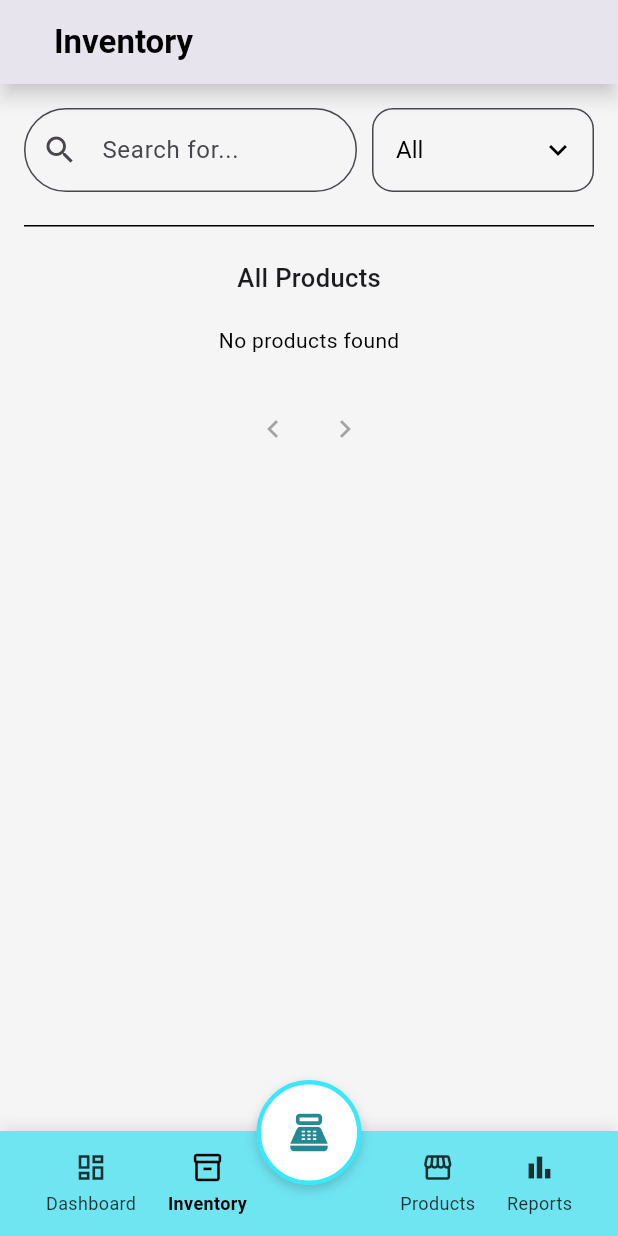
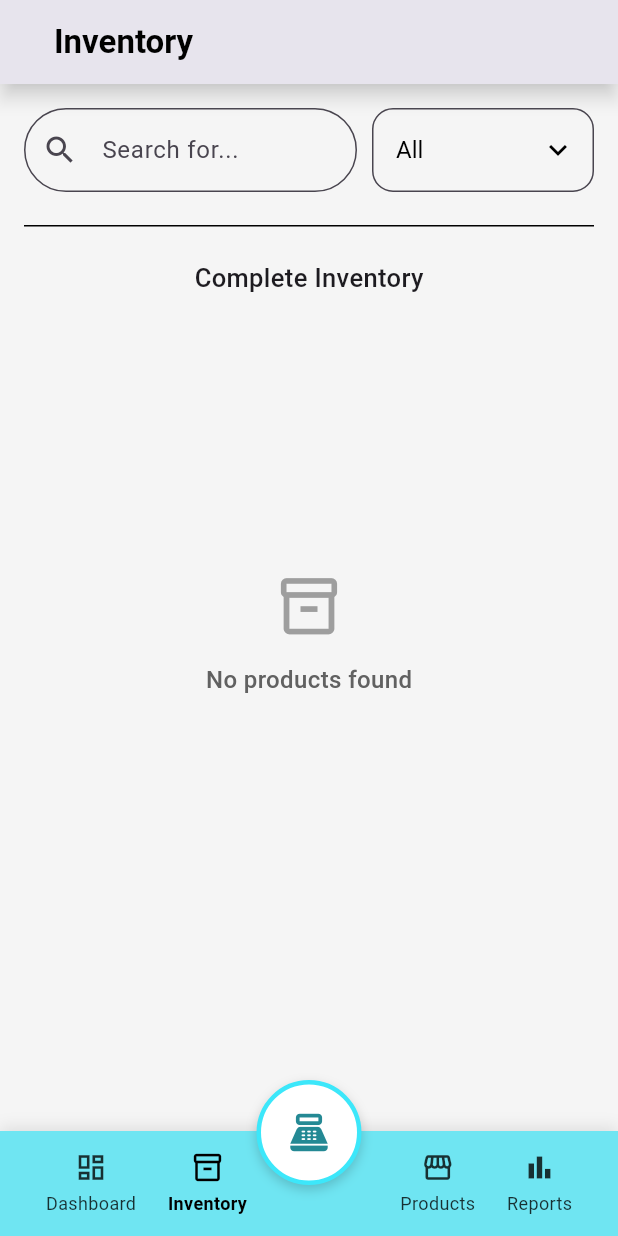
Before and after one commit to Berlt0/POS-APP, a Flutter app: the Inventory screen opened by its route, on a phone screen of 412 x 824 dp. Run offline on Flutter 3.47's test engine with Material 3 defaults, Android fonts, the phone set to English and light mode, and no system bars; our stand-ins replace connectivity_plus, fl_chart, flutter_secure_storage, google_fonts, image_picker, sqflite; accounts and stored records are empty; Roboto replaces fonts that are missing (Kameron); statements that could not run were skipped.

Commit message:
Enhance UI design for all pages

```diff
--- a/lib/db/syncUser.dart
+++ b/lib/db/syncUser.dart
@@ -3,7 +3,6 @@ import 'package:sqflite/sqflite.dart';
 import 'dart:async';
 import 'database.dart';
 import '../services/api_service.dart';
-import 'package:pos_app/db/database.dart';
 import 'dart:convert';
 
 
--- a/lib/main.dart
+++ b/lib/main.dart
@@ -9,7 +9,7 @@ import 'package:pos_app/pages/products.dart';
 import 'package:pos_app/pages/reports.dart';
 import 'package:pos_app/pages/pos.dart';
 import 'db/database.dart';
-import 'db/addUser.dart';
+// import 'db/addUser.dart';
 import 'services/auth_service.dart';
 import 'package:path/path.dart';
 import 'package:sqflite/sqflite.dart';
@@ -35,7 +35,7 @@ Future<void> main() async {
 
   await AppDatabase.database;
 
-  await UserSeed.seed();
+  // await UserSeed.seed();
 
   // call isLoggedIn() defensively
   final dynamic result = await AuthService.isLoggedIn();
--- a/lib/pages/inventory.dart
+++ b/lib/pages/inventory.dart
@@ -351,10 +351,14 @@ void _openUpdateModal(SomeProductData product){
                 ],
               ),
               Divider(color: Colors.black, thickness: 1, height: 45),
+
               Text(
-                '$_selectedCategory Products',
+                 _selectedCategory == 'All'
+                    ? 'Complete Inventory'
+                    : '$_selectedCategory Products',
                 style: GoogleFonts.kameron(fontSize: 17, fontWeight: FontWeight.w500),
               ),
+
               SizedBox(height: 20),
               FutureBuilder(
                 future: _futureProductDatas,
@@ -378,11 +382,36 @@ void _openUpdateModal(SomeProductData product){
 
                   final products = snapshot.data ?? [];
 
+
                   if (products.isEmpty) {
-                    return Center(
-                      child: Text(
-                        'No products found',
-                        style: GoogleFonts.kameron(color: Colors.black),
+
+                    final isSearching = _searchText.trim().isNotEmpty;
+
+                      return SizedBox(
+                        height: MediaQuery.of(context).size.height * 0.5, // helps vertical centering
+                        child: Center(
+                          child: Column(
+                            mainAxisAlignment: MainAxisAlignment.center,
+                            children: [
+                              Icon( isSearching
+                                ? Icons.search_off
+                                :Icons.inventory_2_outlined,
+                                size: 45 ,
+                                color: Colors.grey[500],
+                              ),
+                              SizedBox(height: 15),
+                              Text(
+                                _searchText.isNotEmpty
+                                    ? 'No results found'
+                                    : 'No products found',
+                                style: GoogleFonts.kameron(
+                                  fontSize: 16,
+                                  color: Colors.grey[700],
+                                  fontWeight: FontWeight.w500,
+                                ),
+                              ),
+                            ],
+                          ),
                         ),
                       );
                     }
@@ -459,6 +488,10 @@ void _openUpdateModal(SomeProductData product){
                 },
               ),
               SizedBox(height: 25),
+              if(_totalItems > 1)
+
+              Column(
+                children: [
                   Center(
                     child: Row(
                       crossAxisAlignment: CrossAxisAlignment.center,
@@ -490,6 +523,8 @@ void _openUpdateModal(SomeProductData product){
                         )
                       ],
                     ),
+                  ),
+                ],
               )
             ],
           ),
--- a/lib/pages/reviewCart.dart
+++ b/lib/pages/reviewCart.dart
@@ -9,6 +9,7 @@ import 'package:pos_app/db/debug.dart';
 import 'package:flutter/services.dart';
 import 'package:connectivity_plus/connectivity_plus.dart';
 import 'package:pos_app/db/sync.dart';
+import 'package:pos_app/widgets/passwordInput.dart';
 
 class ReviewCart extends StatefulWidget {
   const ReviewCart({super.key});
@@ -304,7 +305,6 @@ class _ReviewCartState extends State<ReviewCart> {
   }
 
 
-
   @override
   Widget build(BuildContext context) {
     return Scaffold(
@@ -467,6 +467,10 @@ class _ReviewCartState extends State<ReviewCart> {
                 minimumSize: const Size(double.infinity, 48),
               ),
               onPressed: () async {
+                  final password = await PasswordInput.show(context);
+
+                  if (password == null) return;
+
                 final payment = await _paymentModal();
 
 
--- a/pubspec.yaml
+++ b/pubspec.yaml
@@ -38,6 +38,7 @@ dependencies:
   flutter_secure_storage: ^9.0.0
   image_picker: ^0.8.7+5
   fl_chart: ^1.1.0
+  material_symbols_icons: 4.2906.0
 
 
   # The following adds the Cupertino Icons font to your application.
```
Also changed, not shown: lib/db/addUser.dart (+23 -23 lines), lib/pages/pos.dart (+36 -6 lines), lib/pages/products.dart (+28 -0 lines), lib/pages/reports.dart (+54 -55 lines), lib/pages/transaction.dart (+27 -8 lines), lib/widgets/passwordInput.dart (added, +68 -0 lines), pubspec.lock. Lines whose indentation alone changed are shown as unchanged.
